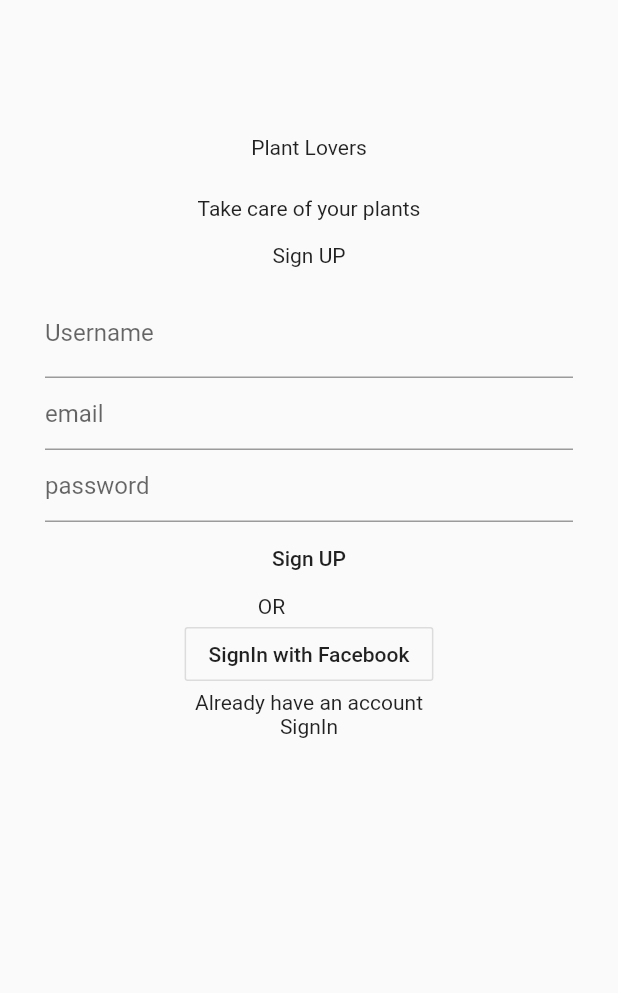
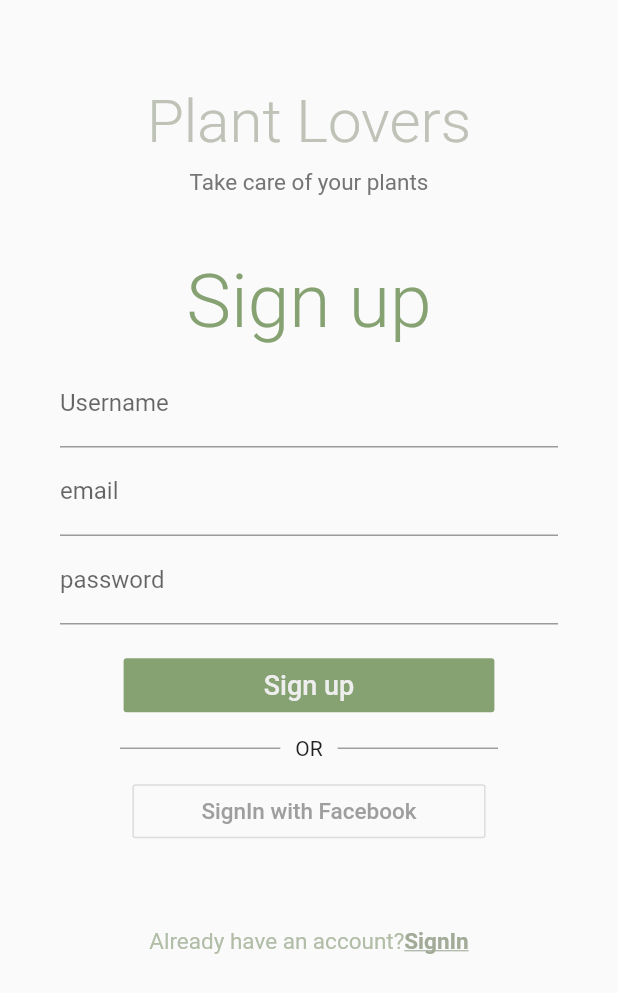
Before and after one commit to iqballiii/login_example, a Flutter app: the screen it shows after launch, on a phone screen of 412 x 824 dp. Shown: the top 993 px of the screen. Run offline on Flutter 3.47's test engine with Material 2 defaults, Android fonts, the phone set to English and light mode, and no system bars.

Commit message:
completed customization

```diff
--- a/lib/main.dart
+++ b/lib/main.dart
@@ -9,6 +9,9 @@ void main() {
 class MyApp extends StatelessWidget {
   @override
   Widget build(BuildContext context) {
-    return MaterialApp(home: SignUp());
+    return MaterialApp(
+      debugShowCheckedModeBanner: false,
+      home: SignUp(),
+    );
   }
 }
--- a/lib/signup_screen.dart
+++ b/lib/signup_screen.dart
@@ -1,30 +1,53 @@
+import 'package:flutter/gestures.dart';
 import 'package:flutter/material.dart';
 import 'profile.dart';
 
 class SignUp extends StatelessWidget {
   String username;
+  FocusNode _emailFocus = FocusNode();
+  FocusNode _passwordFocus = FocusNode();
   @override
   Widget build(BuildContext context) {
+    double mediaHeight = MediaQuery.of(context).size.height;
     return Scaffold(
       body: SafeArea(
+        maintainBottomViewPadding: true,
         child: SingleChildScrollView(
-          padding: EdgeInsets.symmetric(horizontal: 30.0, vertical: 90.0),
+          padding: EdgeInsets.only(
+              left: 40.0,
+              right: 40.0,
+              top: mediaHeight* 0.07,
+              bottom: mediaHeight * 0.03),
           child: Column(
             mainAxisAlignment: MainAxisAlignment.center,
             children: [
               Text(
                 'Plant Lovers',
+                style: TextStyle(
+                    fontSize: 40.0,
+                    color: Color(0xffBFC2B7),
+                    fontWeight: FontWeight.w300),
               ),
               SizedBox(
-                height: 25.0,
+                height: mediaHeight * 0.01,
               ),
-              Text('Take care of your plants'),
+              Text(
+                'Take care of your plants',
+                style: TextStyle(
+                    fontSize: 15.0,
+                    color: Colors.grey.shade600,
+                    fontWeight: FontWeight.w400),
+              ),
               SizedBox(
-                height: 15.0,
+                height: mediaHeight * 0.05,
               ),
-              Text('Sign UP'),
+              Text('Sign up',
+                  style: TextStyle(
+                      fontSize: 50.0,
+                      color: Color(0xff86A272),
+                      fontWeight: FontWeight.w300)),
               SizedBox(
-                height: 15.0,
+                height: mediaHeight * 0.01,
               ),
               TextField(
                 decoration: InputDecoration(
@@ -36,53 +59,121 @@ class SignUp extends StatelessWidget {
                 },
                 onEditingComplete: () {
                   print('editing complete');
+                  _emailFocus.requestFocus();
                 },
                 onSubmitted: (value) {
                   print('this is on submitted $value');
                 },
               ),
               TextField(
+                focusNode: _emailFocus,
                 decoration: InputDecoration(
-                  hintText: 'email',
+                  labelText: 'email',
+                ),
+                onEditingComplete: () {
+                  _passwordFocus.requestFocus();
+                },
+              ),
+              TextField(
+                focusNode: _passwordFocus,
+                obscureText: true,
+                obscuringCharacter: '•',
+                decoration: InputDecoration(
+                  labelText: 'password',
+                ),
+                onEditingComplete: () {
+                  _passwordFocus.unfocus();
+                },
+              ),
+              SizedBox(
+                height: mediaHeight * 0.02,
+              ),
+              Container(
+                width: MediaQuery.of(context).size.width * 0.6,
+                // padding: EdgeInsets.symmetric(horizontal: 60.0),
+                child: FlatButton(
+                  color: Color(0xff86A272),
+                  onPressed: () {
+                    // _emailFocus.dispose();
+                    // _passwordFocus.dispose();
+                    Navigator.push(
+                      context,
+                      MaterialPageRoute(
+                          builder: (context) => Profile(username)),
+                    );
+                  },
+                  child: Text(
+                    'Sign up',
+                    style:
+                        TextStyle(color: Colors.grey.shade200, fontSize: 18.0),
+                  ),
                 ),
               ),
-              TextField(
-                obscureText: true,
-                obscuringCharacter: '+',
-                decoration: InputDecoration(
-                  hintText: 'password',
-                ),
-              ),
-              FlatButton(
-                onPressed: () {
-                  Navigator.push(
-                    context,
-                    MaterialPageRoute(builder: (context) => Profile(username)),
-                  );
-                },
-                child: Text('Sign UP'),
+              SizedBox(
+                height: 10.0,
               ),
               Row(
                 mainAxisAlignment: MainAxisAlignment.center,
+                mainAxisSize: MainAxisSize.max,
                 children: [
-                  Divider(
-                    color: Colors.black,
-                    thickness: 2.0,
+                  Expanded(
+                    child: Divider(
+                      thickness: 1.0,
+                      color: Colors.grey,
+                      indent: 40.0,
+                      endIndent: 10.0,
+                    ),
                   ),
                   Text('OR'),
-                  Divider(
-                    color: Colors.black,
-                    thickness: 2.0,
-                    indent: 50.0,
-                  ),
+                  Expanded(
+                      child: Divider(
+                    thickness: 1.0,
+                    color: Colors.grey,
+                    indent: 10.0,
+                    endIndent: 40.0,
+                  )),
                 ],
+              ),
+              SizedBox(
+                height: 10.0,
               ),
               OutlineButton(
                 onPressed: () {},
-                child: Text('SignIn with Facebook'),
+                child: Padding(
+                  padding: EdgeInsets.symmetric(horizontal: 30.0),
+                  child: Text('SignIn with Facebook',
+                      style: TextStyle(color: Colors.grey, fontSize: 15.0)),
+                ),
               ),
-              Text('Already have an account'),
-              InkWell(onTap: () {}, child: Text('SignIn')),
+              SizedBox(height: mediaHeight * 0.065),
+              RichText(
+                text: TextSpan(
+                  children: <TextSpan>[
+                    TextSpan(
+                      text: 'Already have an account?',
+                      style: TextStyle(
+                        fontSize: 15.0,
+                        color: Color(0xffB1BDA7),
+                      ),
+                    ),
+                    TextSpan(
+                      recognizer: TapGestureRecognizer()
+                        ..onTap = () {
+                          print('onntapp called');
+                          Navigator.canPop(context)
+                              ? print('yes it can pop')
+                              : print('no it can\'t pop');
+                        },
+                      text: 'SignIn',
+                      style: TextStyle(
+                          fontSize: 15.0,
+                          fontWeight: FontWeight.w600,
+                          color: Color(0xffA2AB98),
+                          decoration: TextDecoration.underline),
+                    ),
+                  ],
+                ),
+              ),
             ],
           ),
         ),
```
